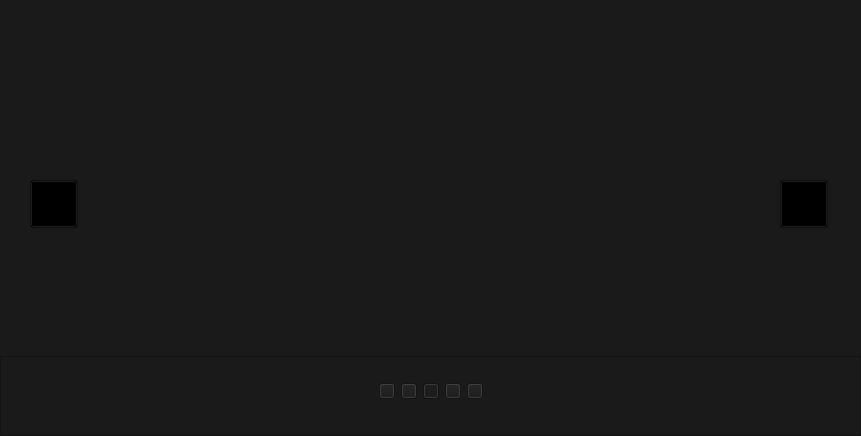
Above: maincontent/control/bannawidget.ui from YYC572652645/QCoolPage before the change. Below: the same form after it.
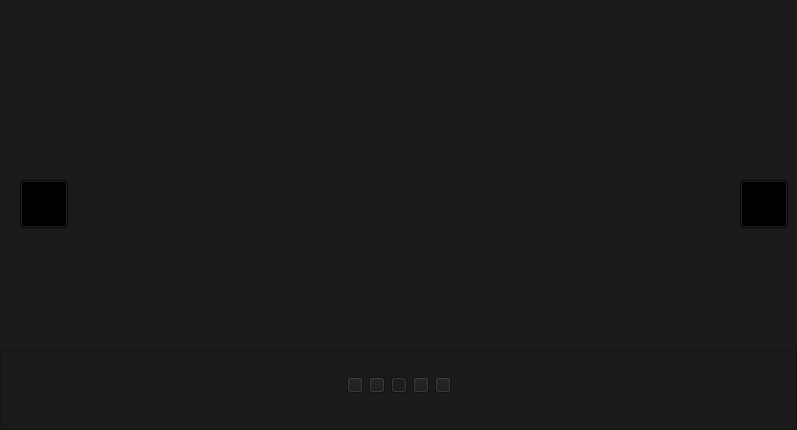
That is the form after the change. Icons and pictures are not drawn.

```diff
--- a/maincontent/control/bannawidget.ui
+++ b/maincontent/control/bannawidget.ui
@@ -6,8 +6,8 @@
    <rect>
     <x>0</x>
     <y>0</y>
-    <width>861</width>
-    <height>436</height>
+    <width>797</width>
+    <height>430</height>
    </rect>
   </property>
   <property name="windowTitle">
@@ -46,7 +46,7 @@
      <widget class="QLabel" name="labelFirst">
       <property name="geometry">
        <rect>
-        <x>30</x>
+        <x>20</x>
         <y>100</y>
         <width>320</width>
         <height>200</height>
@@ -59,7 +59,7 @@
      <widget class="QLabel" name="labelSecond">
       <property name="geometry">
        <rect>
-        <x>90</x>
+        <x>70</x>
         <y>70</y>
         <width>400</width>
         <height>250</height>
@@ -72,7 +72,7 @@
      <widget class="QLabel" name="labelThird">
       <property name="geometry">
        <rect>
-        <x>190</x>
+        <x>150</x>
         <y>50</y>
         <width>480</width>
         <height>300</height>
@@ -85,7 +85,7 @@
      <widget class="QLabel" name="labelFourth">
       <property name="geometry">
        <rect>
-        <x>370</x>
+        <x>330</x>
         <y>70</y>
         <width>400</width>
         <height>250</height>
@@ -98,7 +98,7 @@
      <widget class="QLabel" name="labelFifth">
       <property name="geometry">
        <rect>
-        <x>510</x>
+        <x>470</x>
         <y>100</y>
         <width>320</width>
         <height>200</height>
@@ -111,7 +111,7 @@
      <widget class="QPushButton" name="pushButtonLeft">
       <property name="geometry">
        <rect>
-        <x>30</x>
+        <x>20</x>
         <y>180</y>
         <width>48</width>
         <height>48</height>
@@ -128,7 +128,7 @@
      <widget class="QPushButton" name="pushButtonRight">
       <property name="geometry">
        <rect>
-        <x>780</x>
+        <x>740</x>
         <y>180</y>
         <width>48</width>
         <height>48</height>
```
